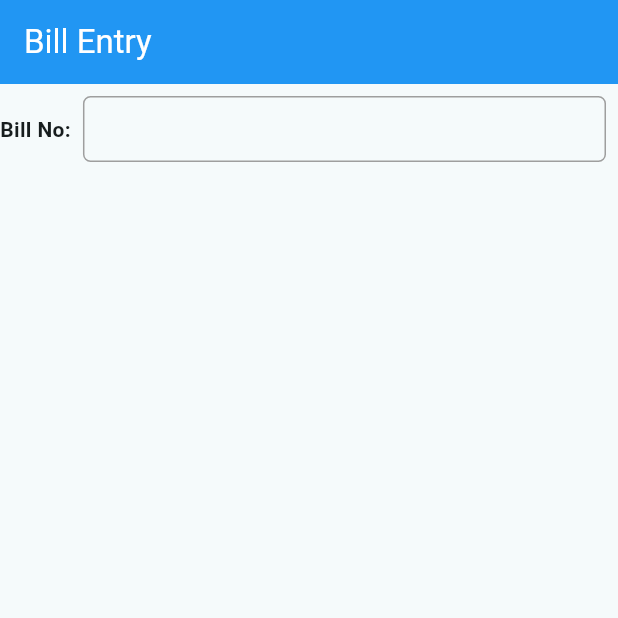
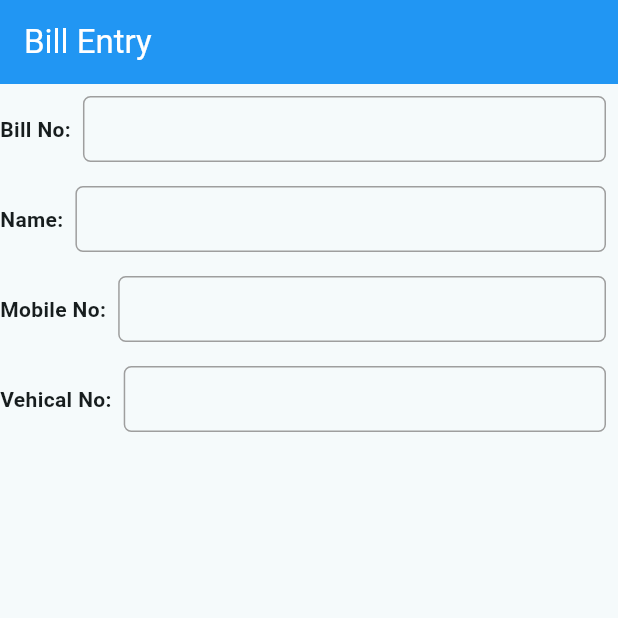
Before and after one commit to Ganesh5605/hotelbill, a Flutter app: the screen it shows after launch, on a phone screen of 412 x 824 dp, the top half of it. Run offline on Flutter 3.47's test engine with Material 3 defaults, Android fonts, the phone set to English and light mode, and no system bars.

Commit message:
Ganesh Pawar

```diff
--- a/lib/Entry/Billentry.dart
+++ b/lib/Entry/Billentry.dart
@@ -101,6 +101,84 @@ class _BillentryState extends State<Billentry> {
                 ),
               ],
             ),
+            Row(
+              children: [
+                Text("Name:", style: TextStyle(fontWeight: FontWeight.bold)),
+                Expanded(
+                  child: Padding(
+                    padding: const EdgeInsets.all(8.0),
+                    child: TextFormField(
+                      controller: Namectrl,
+                      focusNode: Name,
+                      decoration: InputDecoration(
+                        isDense: true,
+                        contentPadding: EdgeInsets.all(10),
+                        enabledBorder: OutlineInputBorder(
+                          borderRadius: BorderRadius.all(Radius.circular(5)),
+                          borderSide: BorderSide(color: Colors.grey),
+                        ),
+                        focusedBorder: OutlineInputBorder(
+                          borderRadius: BorderRadius.all(Radius.circular(5)),
+                          borderSide: BorderSide(color: Colors.grey),
+                        ),
+                      ),
+                    ),
+                  ),
+                ),
+              ],
+            ),
+            Row(
+              children: [
+                Text("Mobile No:", style: TextStyle(fontWeight: FontWeight.bold)),
+                Expanded(
+                  child: Padding(
+                    padding: const EdgeInsets.all(8.0),
+                    child: TextFormField(
+                      controller:Mbnoctrl,
+                      focusNode: Mobileno,
+                      decoration: InputDecoration(
+                        isDense: true,
+                        contentPadding: EdgeInsets.all(10),
+                        enabledBorder: OutlineInputBorder(
+                          borderRadius: BorderRadius.all(Radius.circular(5)),
+                          borderSide: BorderSide(color: Colors.grey),
+                        ),
+                        focusedBorder: OutlineInputBorder(
+                          borderRadius: BorderRadius.all(Radius.circular(5)),
+                          borderSide: BorderSide(color: Colors.grey),
+                        ),
+                      ),
+                    ),
+                  ),
+                ),
+              ],
+            ),
+            Row(
+              children: [
+                Text("Vehical No:", style: TextStyle(fontWeight: FontWeight.bold)),
+                Expanded(
+                  child: Padding(
+                    padding: const EdgeInsets.all(8.0),
+                    child: TextFormField(
+                      controller:Vehnoctrl,
+                      focusNode: Vehno,
+                      decoration: InputDecoration(
+                        isDense: true,
+                        contentPadding: EdgeInsets.all(10),
+                        enabledBorder: OutlineInputBorder(
+                          borderRadius: BorderRadius.all(Radius.circular(5)),
+                          borderSide: BorderSide(color: Colors.grey),
+                        ),
+                        focusedBorder: OutlineInputBorder(
+                          borderRadius: BorderRadius.all(Radius.circular(5)),
+                          borderSide: BorderSide(color: Colors.grey),
+                        ),
+                      ),
+                    ),
+                  ),
+                ),
+              ],
+            ),
           ],
         ),
       ),
```
Also changed, not shown: 1 other file.
